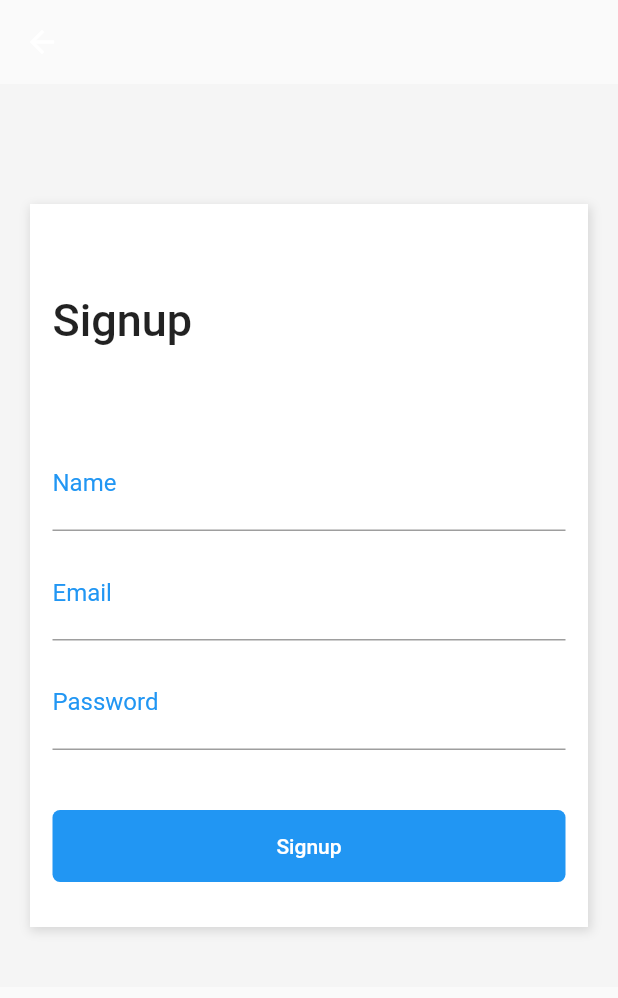
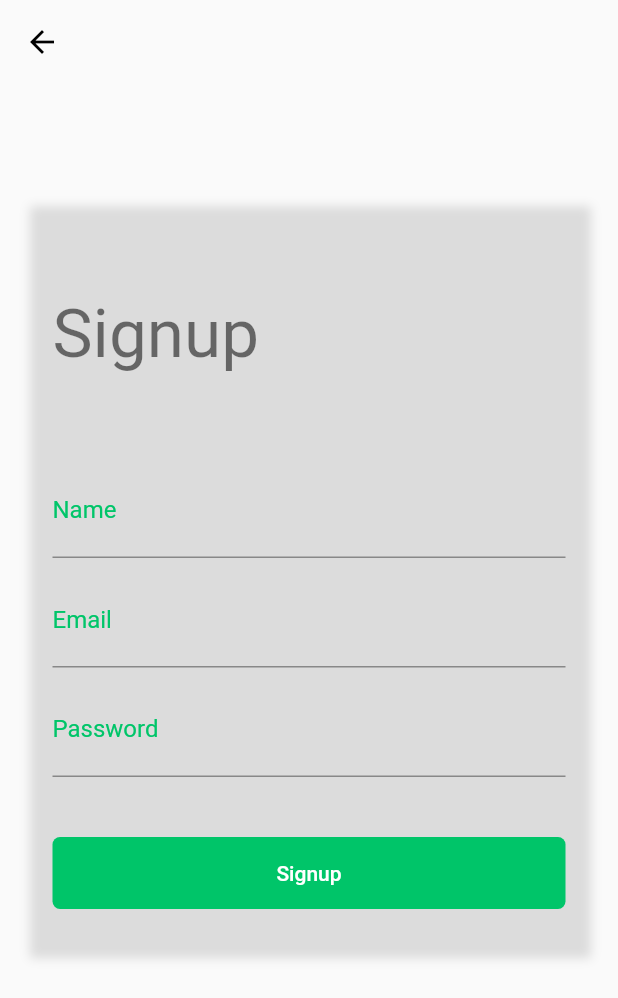
Before and after one commit to anahelenasilva/shop_flutter, a Flutter app: the screen it shows after launch, item 3 of the bottom bar chosen, after a tap on "Sign up", on a phone screen of 412 x 824 dp. Shown: the top 998 px of the screen. Run offline on Flutter 3.47's test engine with Material 2 defaults, Android fonts, the phone set to English and light mode, and no system bars.

Commit message:
Adding light and dark themes

```diff
--- a/shop/lib/main.dart
+++ b/shop/lib/main.dart
@@ -1,5 +1,6 @@
 import 'package:flutter/material.dart';
 import 'package:shop/pages/tabs.page.dart';
+import 'package:shop/themes/light.theme.dart';
 
 void main() => runApp(MyApp());
 
@@ -8,11 +9,9 @@ class MyApp extends StatelessWidget {
   @override
   Widget build(BuildContext context) {
     return MaterialApp(
-      title: 'Flutter Demo',
+      title: 'Shopping App',
       debugShowCheckedModeBanner: false,
-      theme: ThemeData(
-        primarySwatch: Colors.blue,
-      ),
+      theme: lightTheme(),
       home: DefaultTabController(
         length: 3,
         child: TabsPage(),
--- a/shop/lib/pages/home.page.dart
+++ b/shop/lib/pages/home.page.dart
@@ -9,7 +9,6 @@ class HomePage extends StatelessWidget {
     return Scaffold(
       body: Container(
         padding: EdgeInsets.all(15),
-        color: Color(0xFFF5F5F5),
         child: Column(
           crossAxisAlignment: CrossAxisAlignment.stretch,
           children: <Widget>[
@@ -22,9 +21,7 @@ class HomePage extends StatelessWidget {
             ),
             Text(
               "Categories",
-              style: TextStyle(
-                fontSize: 30,
-              ),
+              style: Theme.of(context).textTheme.headline,
             ),
             SizedBox(
               height: 10,
@@ -41,9 +38,7 @@ class HomePage extends StatelessWidget {
               children: <Widget>[
                 Text(
                   "Best Selling",
-                  style: TextStyle(
-                    fontSize: 30,
-                  ),
+                  style: Theme.of(context).textTheme.headline,
                 ),
                 FlatButton(
                   child: Text("See All"),
--- a/shop/lib/pages/login.page.dart
+++ b/shop/lib/pages/login.page.dart
@@ -7,7 +7,6 @@ class LoginPage extends StatelessWidget {
     return Scaffold(
       body: SingleChildScrollView(
         child: Container(
-          color: Color(0xFFF5F5F5),
           padding: EdgeInsets.only(
             top: 80,
             left: 20,
@@ -19,7 +18,7 @@ class LoginPage extends StatelessWidget {
               Container(
                 height: 450,
                 decoration: BoxDecoration(
-                  color: Colors.white,
+                  color: Theme.of(context).accentColor,
                   boxShadow: [
                     new BoxShadow(
                       color: Colors.black12,
@@ -43,15 +42,20 @@ class LoginPage extends StatelessWidget {
                           Column(children: <Widget>[
                             Text(
                               "Welcome",
+                              style: Theme.of(context).textTheme.display2,
+                            ),
+                            Text(
+                              "Sign in to continue",
+                              style: Theme.of(context).textTheme.subhead,
+                            ),
+                          ]),
+                          FlatButton(
+                            child: Text(
+                              "Sign up",
                               style: TextStyle(
-                                fontSize: 30,
-                                fontWeight: FontWeight.w500,
+                                color: Theme.of(context).primaryColor,
                               ),
                             ),
-                            Text("Sign in to continue"),
-                          ]),
-                          FlatButton(
-                            child: Text("Sign up"),
                             onPressed: () {
                               Navigator.push(
                                 context,
@@ -104,7 +108,12 @@ class LoginPage extends StatelessWidget {
                         height: 40,
                         alignment: Alignment.centerRight,
                         child: FlatButton(
-                          child: Text("Forgot your password?"),
+                          child: Text(
+                            "Forgot your password?",
+                            style: TextStyle(
+                              color: Theme.of(context).primaryColor,
+                            ),
+                          ),
                           onPressed: () {},
                         ),
                       ),
@@ -156,7 +165,7 @@ class LoginPage extends StatelessWidget {
                 decoration: BoxDecoration(
                   border: Border.all(
                     width: 2.0,
-                    color: Theme.of(context).accentColor,
+                    color: Theme.of(context).primaryColor,
                   ),
                   borderRadius: BorderRadius.all(
                     Radius.circular(5),
@@ -187,7 +196,7 @@ class LoginPage extends StatelessWidget {
                 decoration: BoxDecoration(
                   border: Border.all(
                     width: 2.0,
-                    color: Theme.of(context).accentColor,
+                    color: Theme.of(context).primaryColor,
                   ),
                   borderRadius: BorderRadius.all(
                     Radius.circular(5),
--- a/shop/lib/pages/signup.page.dart
+++ b/shop/lib/pages/signup.page.dart
@@ -10,7 +10,6 @@ class SignupPage extends StatelessWidget {
       ),
       body: SingleChildScrollView(
         child: Container(
-          color: Color(0xFFF5F5F5),
           padding: EdgeInsets.only(
             top: 80,
             left: 20,
@@ -21,7 +20,6 @@ class SignupPage extends StatelessWidget {
             children: <Widget>[
               Container(
                 decoration: BoxDecoration(
-                  color: Colors.white,
                   boxShadow: [
                     new BoxShadow(
                       color: Colors.black12,
@@ -42,10 +40,7 @@ class SignupPage extends StatelessWidget {
                     children: <Widget>[
                       Text(
                         "Signup",
-                        style: TextStyle(
-                          fontSize: 30,
-                          fontWeight: FontWeight.w500,
-                        ),
+                        style: Theme.of(context).textTheme.display2,
                       ),
                       SizedBox(
                         height: 60,
@@ -63,6 +58,7 @@ class SignupPage extends StatelessWidget {
                         ),
                         style: TextStyle(
                           fontSize: 20,
+                          color: Theme.of(context).primaryColor,
                         ),
                       ),
                       SizedBox(
@@ -81,6 +77,7 @@ class SignupPage extends StatelessWidget {
                         ),
                         style: TextStyle(
                           fontSize: 20,
+                          color: Theme.of(context).primaryColor,
                         ),
                       ),
                       SizedBox(
@@ -100,6 +97,7 @@ class SignupPage extends StatelessWidget {
                         ),
                         style: TextStyle(
                           fontSize: 20,
+                          color: Theme.of(context).primaryColor,
                         ),
                       ),
                       SizedBox(
--- a/shop/lib/themes/light.theme.dart
+++ b/shop/lib/themes/light.theme.dart
@@ -0,0 +1,47 @@
+import 'package:flutter/material.dart';
+
+const brightness = Brightness.light;
+const primaryColor = const Color(0xFF00C569);
+const lightColor = const Color(0xFFFFFFFF);
+const backgroundColor = const Color(0xFFF5F5F5);
+
+ThemeData lightTheme() {
+  return ThemeData(
+    // primarySwatch: primaryColor,
+    brightness: brightness,
+    // textTheme: new TextTheme(
+    //   body1: new TextStyle(color: Colors.red),
+    //   display4: new TextStyle(fontSize: 78),
+    //   button: new TextStyle(color: Colors.green),
+    //   headline: new TextStyle(color: Colors.deepPurple),
+    // ),
+    // tabBarTheme:
+    // accentIconTheme:
+    // accentTextTheme:
+    // appBarTheme:
+    // bottomAppBarTheme:
+    // buttonTheme: new ButtonThemeData(
+    //   buttonColor: Colors.orange,
+    //   textTheme: ButtonTextTheme.primary,
+    // ),
+    // cardTheme: CardTheme(
+    //   elevation: 5,
+    //   color: Colors.indigo,
+    // ),
+    // chipTheme:
+    // dialogTheme:
+    // floatingActionButtonTheme:
+    // iconTheme:
+    // inputDecorationTheme:
+    // pageTransitionsTheme:
+    // primaryIconTheme:
+    // primaryTextTheme:
+    // sliderTheme:
+    primaryColor: primaryColor,
+    accentColor: Colors.white,
+    // fontFamily: 'Montserrat',
+    // buttonColor: Color(0xFF00C569),
+    // // scaffoldBackgroundColor: backgroundColor,
+    // cardColor: Colors.white,
+  );
+}
--- a/shop/lib/widgets/category/category-item.widget.dart
+++ b/shop/lib/widgets/category/category-item.widget.dart
@@ -13,7 +13,7 @@ class CategoryItem extends StatelessWidget {
       margin: EdgeInsets.all(10),
       padding: EdgeInsets.all(10),
       decoration: BoxDecoration(
-        color: Colors.white,
+        color: Theme.of(context).accentColor,
         boxShadow: [
           new BoxShadow(
             color: Colors.black12,
--- a/shop/lib/widgets/product/product-item.widget.dart
+++ b/shop/lib/widgets/product/product-item.widget.dart
@@ -75,7 +75,7 @@ class ProductItem extends StatelessWidget {
             style: TextStyle(
               fontSize: 16,
               fontWeight: FontWeight.bold,
-              color: Color(0xFF00C569),
+              color: Theme.of(context).primaryColor,
             ),
           ),
         ],
--- a/shop/lib/widgets/search-box.widget.dart
+++ b/shop/lib/widgets/search-box.widget.dart
@@ -24,13 +24,13 @@ class SearchBox extends StatelessWidget {
                 border: InputBorder.none,
                 labelText: "Search...",
                 labelStyle: TextStyle(
-                  color: Colors.blue,
+                  color: Theme.of(context).primaryColor,
                   fontWeight: FontWeight.w300,
                   fontSize: 16,
                 ),
               ),
               style: TextStyle(
-                color: Colors.blue,
+                color: Theme.of(context).primaryColor,
                 fontSize: 20,
               ),
             ),
```
Also changed, not shown: shop/lib/pages/cart.page.dart (+12 -12 lines), shop/lib/themes/dark.theme.dart (+46 -0 lines).
